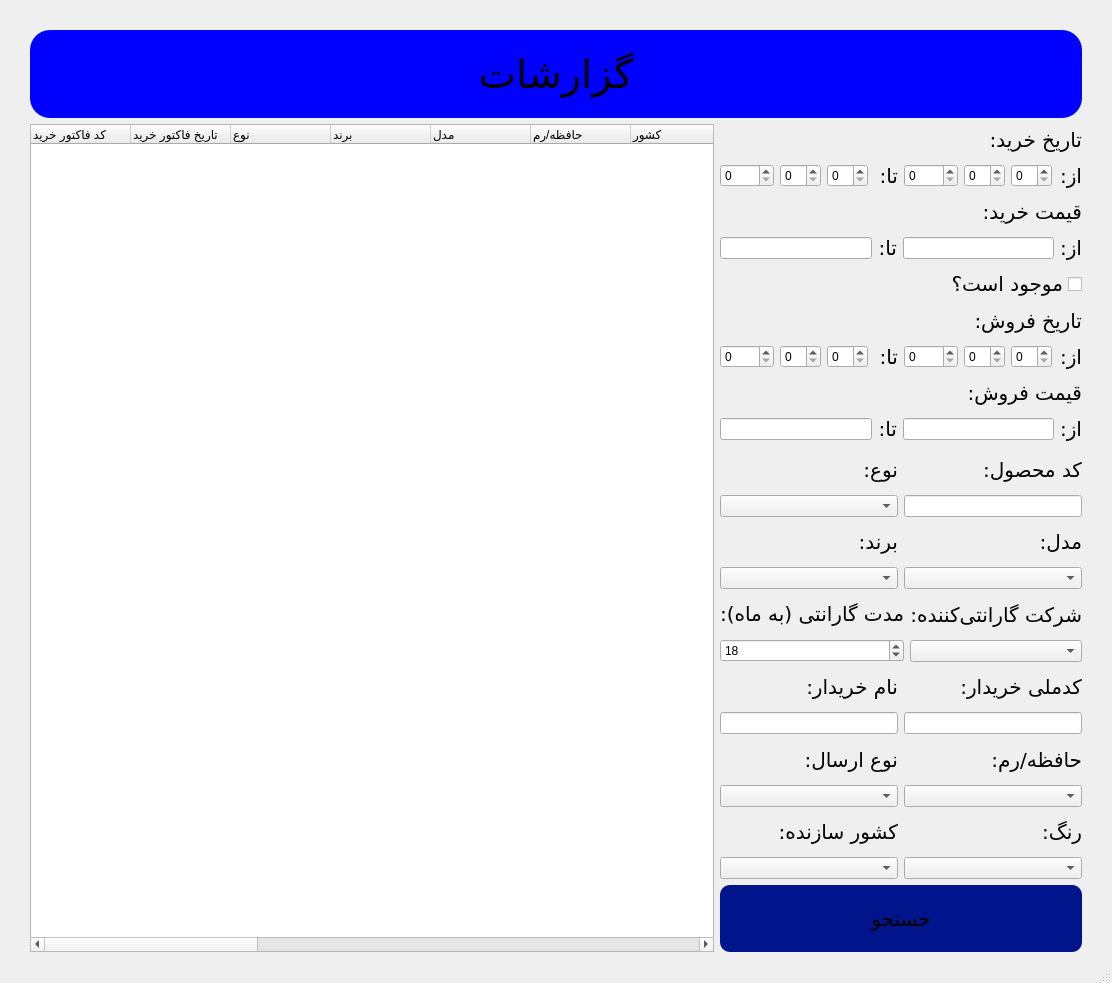
Qt form Resources/LogsFilter.ui (Danial-Movahed/123PhoneDB) before a commit.
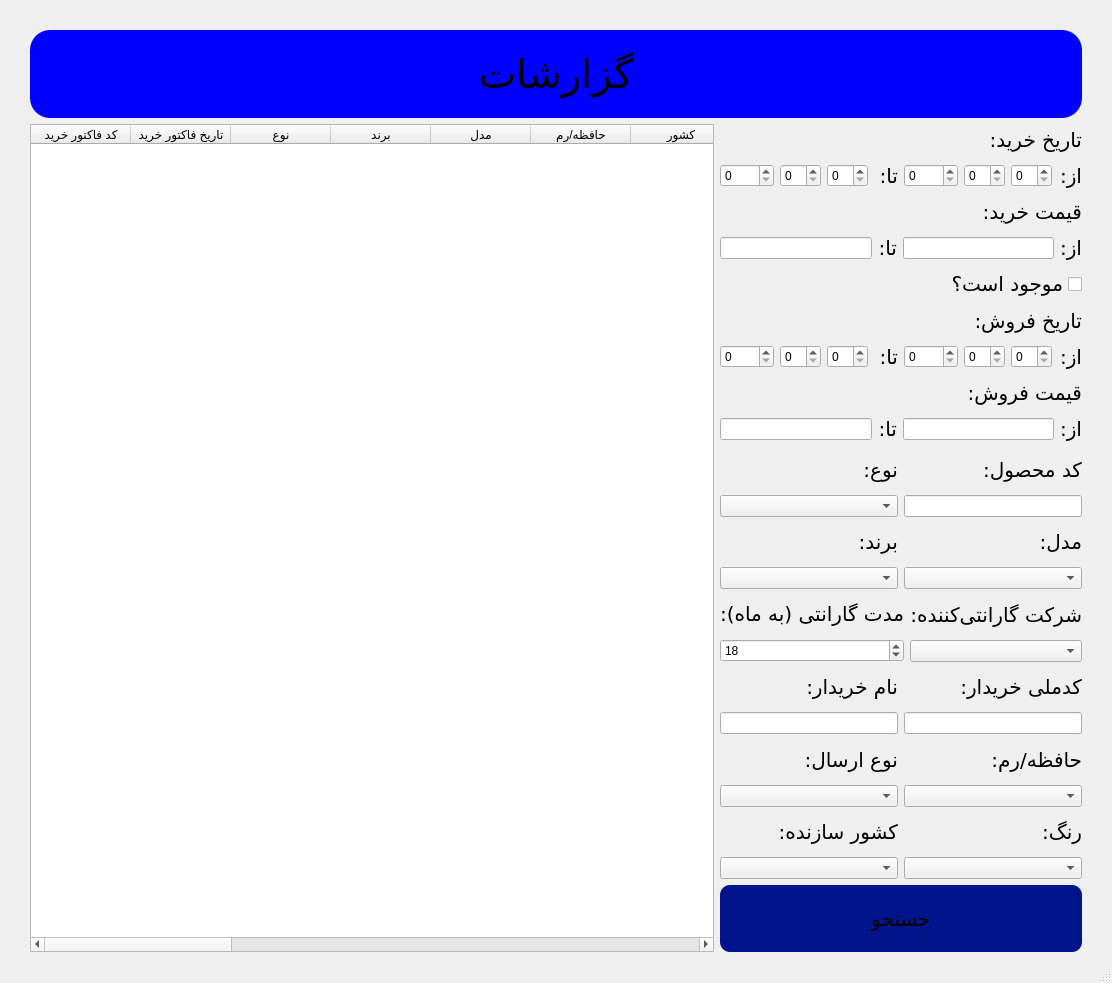
The same form after that commit.

Patch:
```diff
--- a/Resources/LogsFilter.ui
+++ b/Resources/LogsFilter.ui
@@ -72,7 +72,7 @@
     <item>
      <layout class="QHBoxLayout" name="horizontalLayout_12">
       <item>
-       <widget class="QTreeWidget" name="ShowTable">
+       <widget class="QTableWidget" name="ShowTable">
         <property name="sizePolicy">
          <sizepolicy hsizetype="Expanding" vsizetype="Expanding">
           <horstretch>35</horstretch>
```
Left out of the diff: 13 changed lines with no effect on the pictures.
